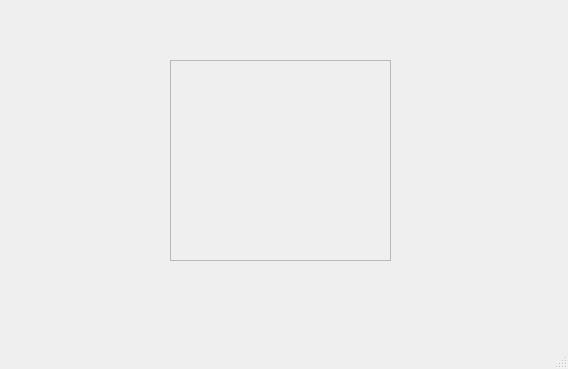
First picture: the form in SpriteEditor/mainwindow.ui, repository sebastianerz28/SpriteEditor, before the edit.
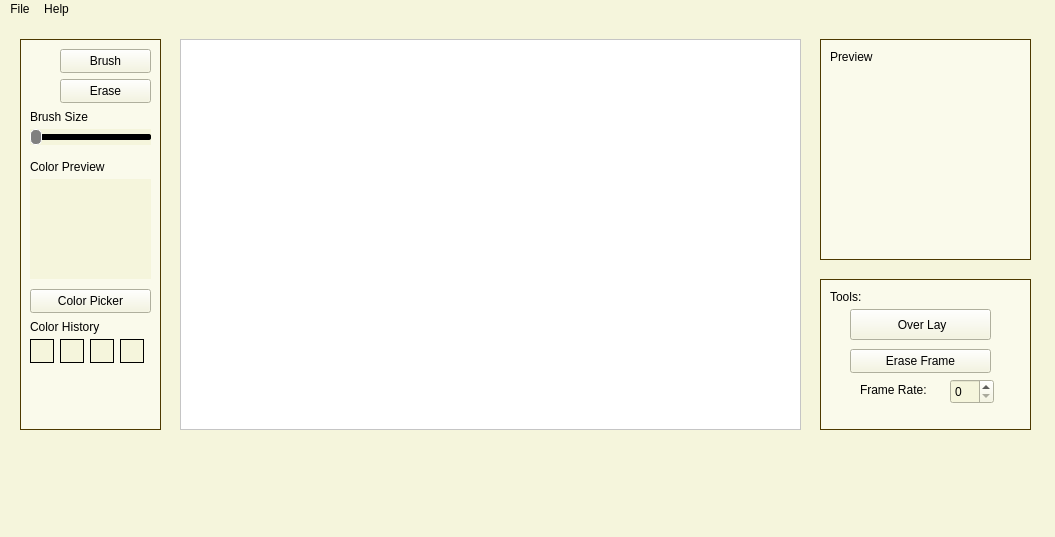
Second picture: the form after the edit.

Commit message: Created ui layout, & css styling

```diff
--- a/SpriteEditor/mainwindow.ui
+++ b/SpriteEditor/mainwindow.ui
@@ -6,23 +6,29 @@
    <rect>
     <x>0</x>
     <y>0</y>
-    <width>568</width>
-    <height>369</height>
+    <width>1055</width>
+    <height>537</height>
    </rect>
   </property>
   <property name="windowTitle">
    <string>MainWindow</string>
   </property>
+  <property name="styleSheet">
+   <string notr="true">background-color: beige</string>
+  </property>
   <widget class="QWidget" name="centralwidget">
    <widget class="QFrame" name="canvasFrame">
     <property name="geometry">
      <rect>
-      <x>170</x>
-      <y>60</y>
-      <width>221</width>
-      <height>201</height>
+      <x>180</x>
+      <y>20</y>
+      <width>621</width>
+      <height>391</height>
      </rect>
     </property>
+    <property name="styleSheet">
+     <string notr="true">background-color: white;</string>
+    </property>
     <property name="frameShape">
      <enum>QFrame::StyledPanel</enum>
     </property>
@@ -30,16 +36,466 @@
      <enum>QFrame::Raised</enum>
     </property>
    </widget>
+   <widget class="QWidget" name="brushWidget" native="true">
+    <property name="geometry">
+     <rect>
+      <x>20</x>
+      <y>20</y>
+      <width>141</width>
+      <height>391</height>
+     </rect>
+    </property>
+    <property name="styleSheet">
+     <string notr="true">#brushWidget{
+border-style: solid;
+border-width: 1px;
+border-color: #4d3900;
+padding: 6px;
+background-color: #fafaeb;
+}</string>
+    </property>
+    <widget class="QPushButton" name="brushButton">
+     <property name="geometry">
+      <rect>
+       <x>40</x>
+       <y>10</y>
+       <width>91</width>
+       <height>24</height>
+      </rect>
+     </property>
+     <property name="styleSheet">
+      <string notr="true">QPushButton{ color: black; }
+
+QPushButton:hover{
+ background-color: rgba(0,0,0,0.05);
+color: black;
+}
+
+QPushButton:pressed{ background-color: rgba(0,0,0,0.1); }</string>
+     </property>
+     <property name="text">
+      <string>Brush</string>
+     </property>
+    </widget>
+    <widget class="QPushButton" name="labelButton">
+     <property name="geometry">
+      <rect>
+       <x>40</x>
+       <y>40</y>
+       <width>91</width>
+       <height>24</height>
+      </rect>
+     </property>
+     <property name="styleSheet">
+      <string notr="true">QPushButton{ color: black; }
+
+QPushButton:hover{
+ background-color: rgba(0,0,0,0.05);
+color: black;
+}
+
+QPushButton:pressed{ background-color: rgba(0,0,0,0.1); }</string>
+     </property>
+     <property name="text">
+      <string>Erase</string>
+     </property>
+    </widget>
+    <widget class="QLabel" name="brushLabel">
+     <property name="geometry">
+      <rect>
+       <x>10</x>
+       <y>70</y>
+       <width>91</width>
+       <height>16</height>
+      </rect>
+     </property>
+     <property name="styleSheet">
+      <string notr="true">background-color:transparent; color: black</string>
+     </property>
+     <property name="text">
+      <string>Brush Size</string>
+     </property>
+    </widget>
+    <widget class="QSlider" name="sizeSlider">
+     <property name="geometry">
+      <rect>
+       <x>10</x>
+       <y>90</y>
+       <width>121</width>
+       <height>16</height>
+      </rect>
+     </property>
+     <property name="styleSheet">
+      <string notr="true">QSlider::groove:horizontal { 
+	background-color: black; 
+	height: 6px; 
+	border-style: solid;
+	border-color: black;
+	border-radius: 2px;
+}
+
+QSlider::handle:horizontal { 
+	background-color: gray; 
+	border: 1px solid white; 
+	width: 10px; 
+	height: 20px; 
+	line-height: 20px; 
+	margin-top: -5px; 
+	margin-bottom: -5px; 
+	border-radius: 5px; 
+}
+
+QSlider::handle:horizontal:hover { 
+	border-radius: 5px;
+}</string>
+     </property>
+     <property name="orientation">
+      <enum>Qt::Horizontal</enum>
+     </property>
+    </widget>
+    <widget class="QLabel" name="colorPrevLabel">
+     <property name="geometry">
+      <rect>
+       <x>10</x>
+       <y>120</y>
+       <width>91</width>
+       <height>16</height>
+      </rect>
+     </property>
+     <property name="styleSheet">
+      <string notr="true">background-color:transparent; color: black</string>
+     </property>
+     <property name="text">
+      <string>Color Preview</string>
+     </property>
+    </widget>
+    <widget class="QWidget" name="colorPrevWidget" native="true">
+     <property name="geometry">
+      <rect>
+       <x>10</x>
+       <y>140</y>
+       <width>121</width>
+       <height>100</height>
+      </rect>
+     </property>
+    </widget>
+    <widget class="QPushButton" name="colorPickButton">
+     <property name="geometry">
+      <rect>
+       <x>10</x>
+       <y>250</y>
+       <width>121</width>
+       <height>24</height>
+      </rect>
+     </property>
+     <property name="styleSheet">
+      <string notr="true">QPushButton{ color: black; }
+
+QPushButton:hover{
+ background-color: rgba(0,0,0,0.05);
+color: black;
+}
+
+QPushButton:pressed{ background-color: rgba(0,0,0,0.1); }</string>
+     </property>
+     <property name="text">
+      <string>Color Picker</string>
+     </property>
+    </widget>
+    <widget class="QLabel" name="colorHistLabel">
+     <property name="geometry">
+      <rect>
+       <x>10</x>
+       <y>280</y>
+       <width>91</width>
+       <height>16</height>
+      </rect>
+     </property>
+     <property name="styleSheet">
+      <string notr="true">background-color:transparent; color: black</string>
+     </property>
+     <property name="text">
+      <string>Color History</string>
+     </property>
+    </widget>
+    <widget class="QPushButton" name="colorHist_1">
+     <property name="geometry">
+      <rect>
+       <x>10</x>
+       <y>300</y>
+       <width>24</width>
+       <height>24</height>
+      </rect>
+     </property>
+     <property name="styleSheet">
+      <string notr="true">QPushButton{
+border-style: solid;
+border-width: 1px;
+border-color: black;
+
+}
+
+QPushButton:pressed{ 
+background-color: orange; 
+}</string>
+     </property>
+     <property name="text">
+      <string/>
+     </property>
+    </widget>
+    <widget class="QPushButton" name="colorHist_2">
+     <property name="geometry">
+      <rect>
+       <x>40</x>
+       <y>300</y>
+       <width>24</width>
+       <height>24</height>
+      </rect>
+     </property>
+     <property name="styleSheet">
+      <string notr="true">QPushButton{
+border-style: solid;
+border-width: 1px;
+border-color: black;
+}
+
+QPushButton:pressed{ 
+background-color: orange; 
+}</string>
+     </property>
+     <property name="text">
+      <string/>
+     </property>
+    </widget>
+    <widget class="QPushButton" name="colorHist_3">
+     <property name="geometry">
+      <rect>
+       <x>70</x>
+       <y>300</y>
+       <width>24</width>
+       <height>24</height>
+      </rect>
+     </property>
+     <property name="styleSheet">
+      <string notr="true">QPushButton{
+border-style: solid;
+border-width: 1px;
+border-color: black;
+}
+
+QPushButton:pressed{ 
+background-color: orange; 
+}</string>
+     </property>
+     <property name="text">
+      <string/>
+     </property>
+    </widget>
+    <widget class="QPushButton" name="colorHist_4">
+     <property name="geometry">
+      <rect>
+       <x>100</x>
+       <y>300</y>
+       <width>24</width>
+       <height>24</height>
+      </rect>
+     </property>
+     <property name="styleSheet">
+      <string notr="true">QPushButton{
+border-style: solid;
+border-width: 1px;
+border-color: black;
+}
+
+QPushButton:pressed{ 
+background-color: orange; 
+}</string>
+     </property>
+     <property name="text">
+      <string/>
+     </property>
+    </widget>
+   </widget>
+   <widget class="QWidget" name="previewWidget" native="true">
+    <property name="geometry">
+     <rect>
+      <x>820</x>
+      <y>20</y>
+      <width>211</width>
+      <height>221</height>
+     </rect>
+    </property>
+    <property name="styleSheet">
+     <string notr="true">#previewWidget{
+border-style: solid;
+border-width: 1px;
+border-color: #4d3900;
+padding: 6px;
+background-color: #fafaeb;
+}</string>
+    </property>
+    <widget class="QLabel" name="previewLabel">
+     <property name="geometry">
+      <rect>
+       <x>10</x>
+       <y>10</y>
+       <width>61</width>
+       <height>16</height>
+      </rect>
+     </property>
+     <property name="styleSheet">
+      <string notr="true">QLabel{
+color: black;
+background-color: transparent;
+border-style: transparent;
+padding: 0px;
+}</string>
+     </property>
+     <property name="text">
+      <string>Preview</string>
+     </property>
+    </widget>
+   </widget>
+   <widget class="QWidget" name="toolsWidget" native="true">
+    <property name="geometry">
+     <rect>
+      <x>820</x>
+      <y>260</y>
+      <width>211</width>
+      <height>151</height>
+     </rect>
+    </property>
+    <property name="styleSheet">
+     <string notr="true">#toolsWidget{
+border-style: solid;
+border-width: 1px;
+border-color: #4d3900;
+padding: 6px;
+background-color: #fafaeb;
+}</string>
+    </property>
+    <widget class="QLabel" name="toolsLabel">
+     <property name="geometry">
+      <rect>
+       <x>10</x>
+       <y>10</y>
+       <width>61</width>
+       <height>16</height>
+      </rect>
+     </property>
+     <property name="styleSheet">
+      <string notr="true">QLabel{
+color: black;
+border-style: transparent;
+background-color: transparent;
+padding: 0px;
+}</string>
+     </property>
+     <property name="text">
+      <string>Tools:</string>
+     </property>
+    </widget>
+    <widget class="QPushButton" name="eraseFrameButton">
+     <property name="geometry">
+      <rect>
+       <x>30</x>
+       <y>70</y>
+       <width>141</width>
+       <height>24</height>
+      </rect>
+     </property>
+     <property name="styleSheet">
+      <string notr="true">QPushButton{ color: black; }
+
+QPushButton:hover{
+ background-color: rgba(0,0,0,0.05);
+color: black;
+}
+
+QPushButton:pressed{ background-color: rgba(0,0,0,0.1); }</string>
+     </property>
+     <property name="text">
+      <string>Erase Frame</string>
+     </property>
+    </widget>
+    <widget class="QSpinBox" name="frameRateBox">
+     <property name="geometry">
+      <rect>
+       <x>130</x>
+       <y>100</y>
+       <width>44</width>
+       <height>25</height>
+      </rect>
+     </property>
+     <property name="styleSheet">
+      <string notr="true">color: black;</string>
+     </property>
+    </widget>
+    <widget class="QLabel" name="frameRateLabel">
+     <property name="geometry">
+      <rect>
+       <x>40</x>
+       <y>100</y>
+       <width>91</width>
+       <height>21</height>
+      </rect>
+     </property>
+     <property name="styleSheet">
+      <string notr="true">padding: 0px; color: black; border-style: none; background-color: transparent;</string>
+     </property>
+     <property name="text">
+      <string>Frame Rate:</string>
+     </property>
+    </widget>
+    <widget class="QPushButton" name="overlayButton">
+     <property name="geometry">
+      <rect>
+       <x>30</x>
+       <y>30</y>
+       <width>141</width>
+       <height>31</height>
+      </rect>
+     </property>
+     <property name="styleSheet">
+      <string notr="true">QPushButton{ 
+color: black; 
+}
+
+QPushButton:hover{
+ background-color: rgba(0,0,0,0.05);
+color: black;
+}
+
+QPushButton:pressed{ background-color: rgba(0,0,0,0.1); }
+</string>
+     </property>
+     <property name="text">
+      <string> Over Lay</string>
+     </property>
+    </widget>
+   </widget>
   </widget>
   <widget class="QMenuBar" name="menubar">
    <property name="geometry">
     <rect>
      <x>0</x>
      <y>0</y>
-     <width>568</width>
-     <height>19</height>
+     <width>1055</width>
+     <height>21</height>
     </rect>
    </property>
+   <widget class="QMenu" name="menufile">
+    <property name="title">
+     <string>File</string>
+    </property>
+   </widget>
+   <widget class="QMenu" name="menuhelp">
+    <property name="title">
+     <string>Help</string>
+    </property>
+   </widget>
+   <addaction name="menufile"/>
+   <addaction name="menuhelp"/>
   </widget>
   <widget class="QStatusBar" name="statusbar"/>
  </widget>
```
The commit also changes 1 other file.
